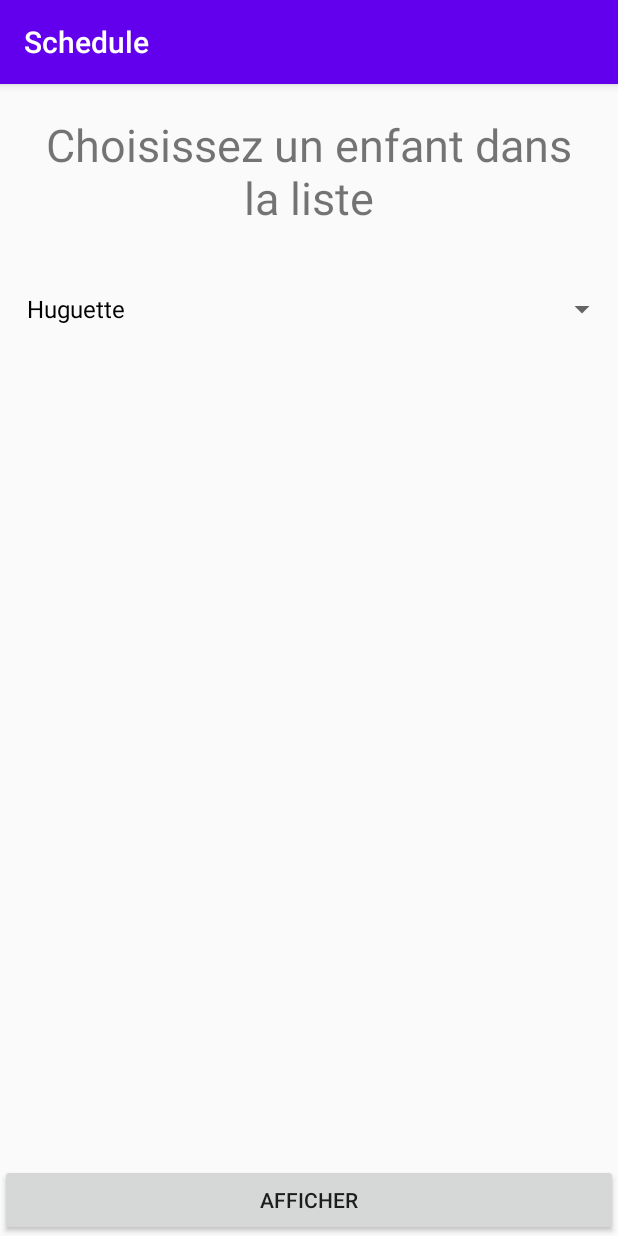
After one commit to HeyCi/Schedule, an Android app: the KidChoosingActivity screen opened directly, with no data from a screen before it, on a phone screen of 412 x 824 dp. The commit adds this screen. Run offline under Robolectric (Android 15) with nearby library versions, the phone set to English and light mode, and no system bars; our stand-ins replace Firebase (no records; nobody signed in at launch, a user with empty details on screens opened directly); 3 statements that could not run were skipped.

Commit message:
ajout de la page de selection de l'enfant

```diff
--- a/app/src/main/AndroidManifest.xml
+++ b/app/src/main/AndroidManifest.xml
@@ -9,7 +9,8 @@
         android:roundIcon="@mipmap/ic_launcher_round"
         android:supportsRtl="true"
         android:theme="@style/AppTheme">
-        <activity android:name=".KidTaskActivity"></activity>
+        <activity android:name=".KidChoosingActivity"></activity>
+        <activity android:name=".KidTaskActivity" />
         <activity android:name=".TaskCreation" />
         <activity android:name=".AdultSchedule" />
         <activity android:name=".KidSchedule" />
--- a/app/src/main/java/org/demo/schedule/AdultSchedule.java
+++ b/app/src/main/java/org/demo/schedule/AdultSchedule.java
@@ -4,9 +4,7 @@ import androidx.appcompat.app.AppCompatActivity;
 import androidx.recyclerview.widget.LinearLayoutManager;
 import androidx.recyclerview.widget.RecyclerView;
 
-import android.content.Context;
 import android.content.Intent;
-import android.content.SharedPreferences;
 import android.os.Bundle;
 import android.util.Log;
 import android.view.View;
@@ -30,9 +28,7 @@ public class AdultSchedule extends AppCompatActivity implements View.OnClickList
     TextView txt_jour;
     Calendar calendar;
     Database bdd;
-    String userId;
     String childId;
-    SharedPreferences prefs;
 
     @Override
     protected void onCreate(Bundle savedInstanceState) {
@@ -51,9 +47,7 @@ public class AdultSchedule extends AppCompatActivity implements View.OnClickList
         taskList = new ArrayList<>();
         adapter = new KidTaskAdapter(taskList);
 
-        prefs = this.getSharedPreferences("login", Context.MODE_PRIVATE);
-        userId = prefs.getString("tel", null);
-        childId = "0698765432";
+        childId = getIntent().getStringExtra("kidtel");
 
         rw_sched.setAdapter(adapter);
         rw_sched.setLayoutManager(new LinearLayoutManager(this));
@@ -67,6 +61,7 @@ public class AdultSchedule extends AppCompatActivity implements View.OnClickList
     public void onClick(View view) {
         if(view == btn_add){
             Intent intent = new Intent(this, TaskCreation.class);
+            intent.putExtra("kidtel", childId);
             startActivity(intent);
         } else if(view == btn_nxt) {
             calendar.add(Calendar.DATE, 1);
--- /dev/null
+++ b/app/src/main/java/org/demo/schedule/KidChoosingActivity.java
@@ -0,0 +1,89 @@
+package org.demo.schedule;
+
+import androidx.appcompat.app.AppCompatActivity;
+
+import android.content.Intent;
+import android.os.Bundle;
+import android.util.Log;
+import android.view.View;
+import android.widget.AdapterView;
+import android.widget.ArrayAdapter;
+import android.widget.Button;
+import android.widget.Spinner;
+import android.widget.Toast;
+
+import com.google.firebase.database.DataSnapshot;
+
+import java.util.ArrayList;
+import java.util.Arrays;
+import java.util.List;
+
+public class KidChoosingActivity extends AppCompatActivity implements View.OnClickListener, AdapterView.OnItemSelectedListener {
+
+    Spinner kidspinner;
+    Button btn_selectkid;
+    String kidselected;
+    String userId;
+    List<String> prenomsEnfants;
+    Database bdd;
+    String[] kidList;
+
+    @Override
+    protected void onCreate(Bundle savedInstanceState) {
+        super.onCreate(savedInstanceState);
+        setContentView(R.layout.activity_kid_choosing);
+
+        btn_selectkid = findViewById(R.id.btn_selectkid);
+        kidspinner = findViewById(R.id.kidspinner);
+
+        prenomsEnfants = new ArrayList<>();
+        prenomsEnfants.add("Huguette");
+        prenomsEnfants.add("Raymond");
+
+        bdd = new Database();
+        userId = getIntent().getStringExtra("userID");
+        bdd.readData(bdd.getUserRef().child(userId), new OnGetDataListener() {
+            @Override
+            public void onSuccess(DataSnapshot dataSnapshot) {
+                String enfants = dataSnapshot.child("Enfant").getValue().toString();
+                kidList = enfants.split("\\|");
+                prenomsEnfants.addAll(Arrays.asList(kidList));
+            }
+
+            @Override
+            public void onStart() {
+                Log.d("ONSTART", "Started");
+            }
+
+            @Override
+            public void onFailure() {
+                Log.d("ONFAIL", "Failed");
+            }
+        });
+
+        ArrayAdapter<String> adapter = new ArrayAdapter<>(this, R.layout.support_simple_spinner_dropdown_item, prenomsEnfants);
+
+        kidspinner.setAdapter(adapter);
+
+        kidspinner.setOnItemSelectedListener(this);
+        btn_selectkid.setOnClickListener(this);
+    }
+
+    @Override
+    public void onClick(View view) {
+        Intent intent = new Intent(this, AdultSchedule.class);
+        intent.putExtra("kidtel", kidselected);
+        startActivity(intent);
+    }
+
+    @Override
+    public void onItemSelected(AdapterView<?> adapterView, View view, int i, long l) {
+        kidselected = String.valueOf(adapterView.getItemAtPosition(i));
+        Toast.makeText(this, kidselected, Toast.LENGTH_LONG).show();
+    }
+
+    @Override
+    public void onNothingSelected(AdapterView<?> adapterView) {
+        Log.d("SELECT", "nothing");
+    }
+}
--- a/app/src/main/java/org/demo/schedule/KidSchedule.java
+++ b/app/src/main/java/org/demo/schedule/KidSchedule.java
@@ -5,16 +5,12 @@ import androidx.appcompat.app.AppCompatActivity;
 import androidx.recyclerview.widget.LinearLayoutManager;
 import androidx.recyclerview.widget.RecyclerView;
 
-import android.content.Context;
 import android.content.Intent;
-import android.content.SharedPreferences;
 import android.os.Bundle;
-import android.preference.PreferenceManager;
 import android.util.Log;
 import android.view.View;
 import android.widget.Button;
 import android.widget.TextView;
-import android.widget.Toast;
 
 import com.google.firebase.database.DataSnapshot;
 
@@ -44,8 +40,7 @@ public class KidSchedule extends AppCompatActivity implements View.OnClickListen
         txt_jour = findViewById(R.id.txt_jour);
         calendar = Calendar.getInstance();
 
-        SharedPreferences prefs = this.getSharedPreferences("login", Context.MODE_PRIVATE);
-        userId = prefs.getString("tel", null);
+        userId = getIntent().getStringExtra("userID");
 
         txt_jour.setText(calendar.getDisplayName(Calendar.DAY_OF_WEEK, Calendar.LONG, Locale.getDefault()));
 
--- a/app/src/main/java/org/demo/schedule/MainActivity.java
+++ b/app/src/main/java/org/demo/schedule/MainActivity.java
@@ -41,10 +41,12 @@ public class MainActivity extends AppCompatActivity implements View.OnClickListe
                     Context context = getApplicationContext();
                     String type = dataSnapshot.child("Type").getValue().toString();
                     if(type.equals("parent")) {
-                        Intent intent = new Intent(context, AdultSchedule.class);
+                        Intent intent = new Intent(context, KidChoosingActivity.class);
+                        intent.putExtra("userID", userId);
                         startActivity(intent);
                     } else if (type.equals("enfant")) {
                         Intent intent = new Intent(context, KidSchedule.class);
+                        intent.putExtra("userID", userId);
                         startActivity(intent);
                     }
                 }
--- /dev/null
+++ b/app/src/main/res/layout/activity_kid_choosing.xml
@@ -0,0 +1,45 @@
+<?xml version="1.0" encoding="utf-8"?>
+<LinearLayout xmlns:android="http://schemas.android.com/apk/res/android"
+    xmlns:app="http://schemas.android.com/apk/res-auto"
+    xmlns:tools="http://schemas.android.com/tools"
+    android:layout_width="match_parent"
+    android:layout_height="match_parent"
+    android:orientation="vertical"
+    tools:context=".KidChoosingActivity">
+
+    <LinearLayout
+        android:layout_width="match_parent"
+        android:layout_height="match_parent"
+        android:layout_weight="1"
+        android:orientation="vertical">
+
+        <TextView
+            android:id="@+id/textView"
+            android:layout_width="match_parent"
+            android:layout_height="wrap_content"
+            android:gravity="center"
+            android:padding="20sp"
+            android:text="Choisissez un enfant dans la liste"
+            android:textSize="30sp" />
+
+        <Spinner
+            android:id="@+id/kidspinner"
+            android:layout_width="match_parent"
+            android:layout_height="wrap_content"
+            android:padding="10sp" />
+    </LinearLayout>
+
+    <LinearLayout
+        android:layout_width="match_parent"
+        android:layout_height="match_parent"
+        android:layout_weight="1"
+        android:gravity="bottom"
+        android:orientation="vertical">
+
+        <Button
+            android:id="@+id/btn_selectkid"
+            android:layout_width="match_parent"
+            android:layout_height="wrap_content"
+            android:text="Afficher" />
+    </LinearLayout>
+</LinearLayout>
```
